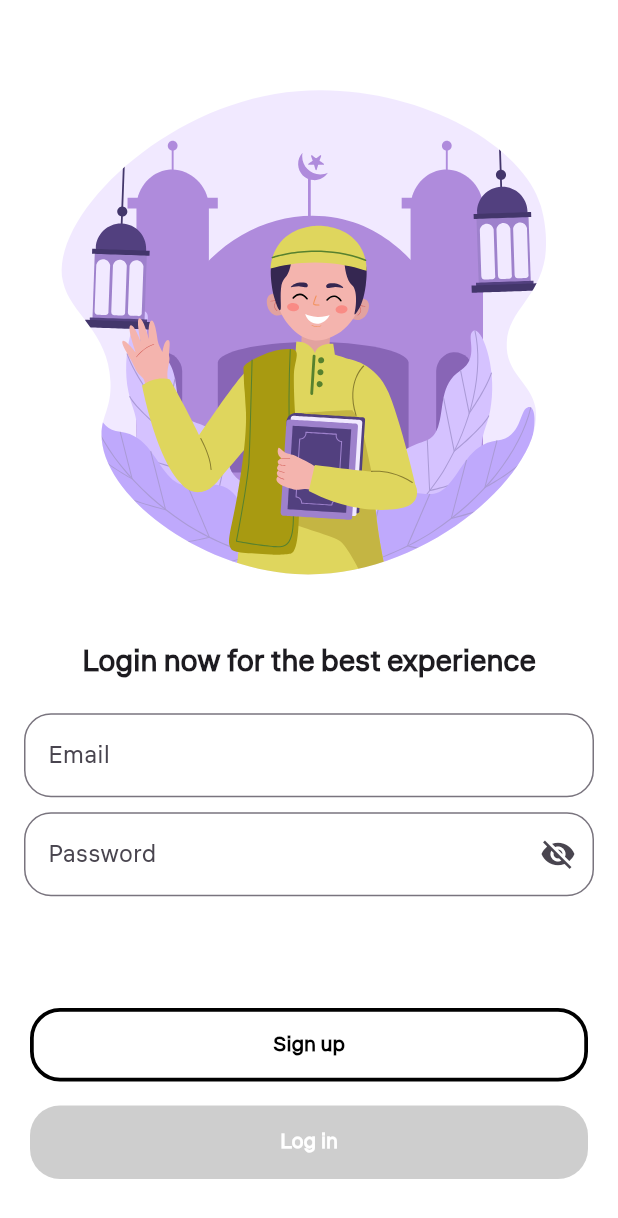
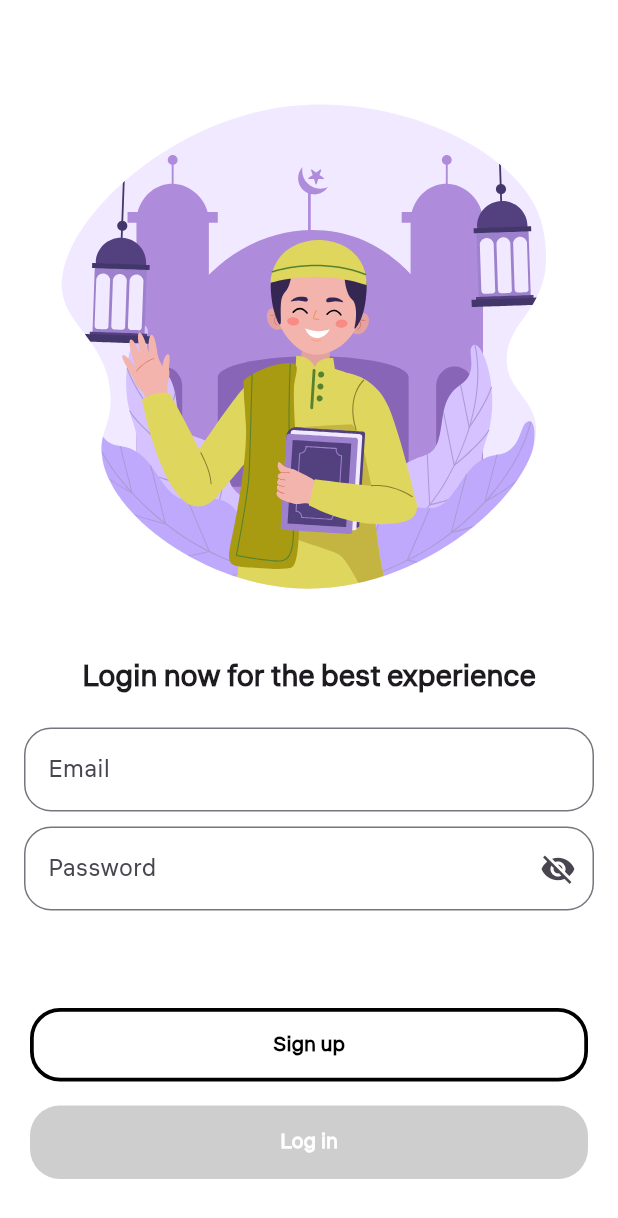
Before and after one commit to muhdhafiizz/ramadhan_companion_app, a Flutter app: the screen it shows after launch, on a phone screen of 412 x 824 dp. Shown: the top 1218 px of the screen. Run offline on Flutter 3.47's test engine with Material 3 defaults, Android fonts, the phone set to English and light mode, and no system bars; our stand-ins replace firebase_auth, firebase_core, lottie, shimmer; accounts and stored records are empty.

Commit message:
fixed bottom overflowed

```diff
--- a/lib/ui/login_view.dart
+++ b/lib/ui/login_view.dart
@@ -17,6 +17,7 @@ class LoginView extends StatelessWidget {
   @override
   Widget build(BuildContext context) {
     return Scaffold(
+      resizeToAvoidBottomInset: true,
       bottomNavigationBar: Padding(
         padding: const EdgeInsets.fromLTRB(20, 0, 20, 30),
         child: Column(
@@ -28,17 +29,17 @@ class LoginView extends StatelessWidget {
         ),
       ),
       body: SafeArea(
-        child: Padding(
+        child: SingleChildScrollView(
           padding: const EdgeInsets.all(16),
           child: Consumer<LoginProvider>(
             builder: (context, provider, _) {
               return Column(
                 crossAxisAlignment: CrossAxisAlignment.center,
                 children: [
-                  Spacer(),
+                  const SizedBox(height: 40),
                   _buildLottieView(),
                   _buildLoginText(),
-                  SizedBox(height: 20),
+                  const SizedBox(height: 20),
                   _buildEmailTextfield(emailController, "Email", provider),
                   const SizedBox(height: 10),
                   _buildPasswordTextfield(
@@ -46,7 +47,7 @@ class LoginView extends StatelessWidget {
                     "Password",
                     provider,
                   ),
-                  SizedBox(height: 20),
+                  const SizedBox(height: 20),
                   if (provider.error != null)
                     Text(
                       provider.error!,
@@ -55,7 +56,7 @@ class LoginView extends StatelessWidget {
                         fontWeight: FontWeight.bold,
                       ),
                     ),
-                  Spacer(),
+                  const SizedBox(height: 40),
                 ],
               );
             },
```
